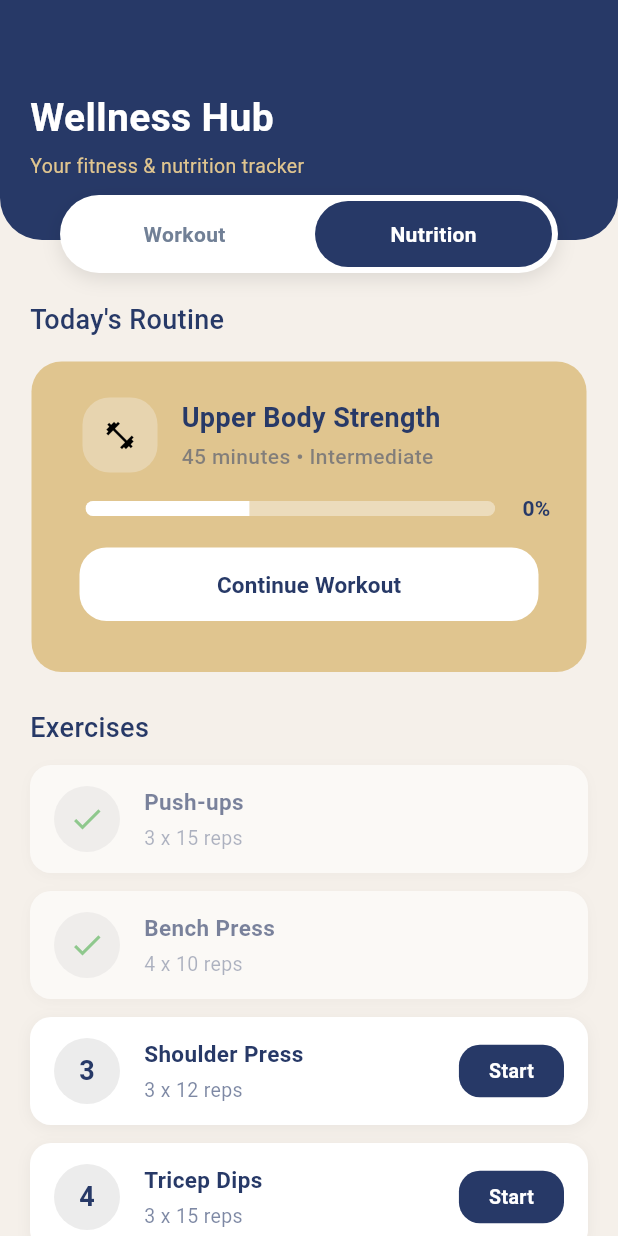
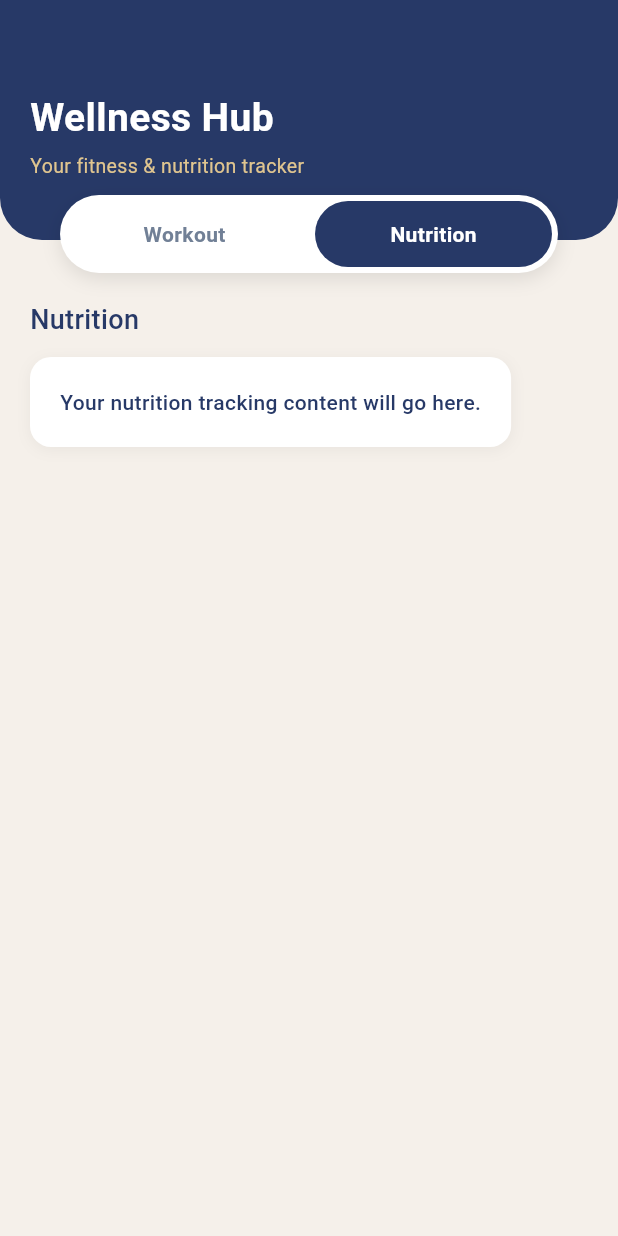
Before and after one commit to Kaido147/Nutrisense-Application, a Flutter app: the WorkoutPage screen opened directly, after a tap on "Nutrition", on a phone screen of 412 x 824 dp. Run offline on Flutter 3.47's test engine with Material 3 defaults, Android fonts, the phone set to English and light mode, and no system bars; our stand-ins replace lucide_icons.

Commit message:
design: added timer & completion | added nutrition page

```diff
--- /dev/null
+++ b/lib/pages/nutrition_tab.dart
@@ -0,0 +1,55 @@
+import 'package:flutter/material.dart';
+
+class NutritionTab extends StatefulWidget {
+  const NutritionTab({super.key});
+
+  @override
+  State<NutritionTab> createState() => _NutritionTabState();
+}
+
+class _NutritionTabState extends State<NutritionTab> {
+  static const Color _navyBlue = Color(0xFF273967);
+
+  @override
+  Widget build(BuildContext context) {
+    return Padding(
+      padding: const EdgeInsets.symmetric(horizontal: 20),
+      child: Column(
+        crossAxisAlignment: CrossAxisAlignment.start,
+        children: [
+          Text(
+            'Nutrition',
+            style: TextStyle(
+              color: _navyBlue,
+              fontSize: 18,
+              fontWeight: FontWeight.w500,
+            ),
+          ),
+          const SizedBox(height: 12),
+          Container(
+            padding: const EdgeInsets.all(20),
+            decoration: BoxDecoration(
+              color: Colors.white,
+              borderRadius: BorderRadius.circular(14),
+              boxShadow: [
+                BoxShadow(
+                  color: Colors.black.withValues(alpha: 0.05),
+                  blurRadius: 8,
+                  offset: const Offset(0, 2),
+                ),
+              ],
+            ),
+            child: const Text(
+              'Your nutrition tracking content will go here.',
+              style: TextStyle(
+                color: _navyBlue,
+                fontSize: 14,
+                fontWeight: FontWeight.w500,
+              ),
+            ),
+          ),
+        ],
+      ),
+    );
+  }
+}
--- a/lib/pages/workout.dart
+++ b/lib/pages/workout.dart
@@ -1,5 +1,6 @@
 import 'package:flutter/material.dart';
-import 'modals/exercise_modal.dart';
+import 'modals/workout/exercise_modal.dart';
+import 'nutrition_tab.dart';
 
 class WorkoutPage extends StatefulWidget {
   const WorkoutPage({super.key});
@@ -46,16 +47,25 @@ class _WorkoutPageState extends State<WorkoutPage> {
           children: [
             _buildHeaderStack(context),
             const SizedBox(height: 40),
-            workoutCard(),
-            const SizedBox(height: 24),
-            exerciseCard(),
-            const SizedBox(height: 12),
-            weeklyPlan(),
+            // Conditionally show Workout or Nutrition content
+            if (_selectedTab == 0) ..._buildWorkoutContent(),
+            if (_selectedTab == 1) const NutritionTab(),
             const SizedBox(height: 20), // bottom breathing room
           ],
         ),
       ),
     );
+  }
+
+  /// Workout tab content
+  List<Widget> _buildWorkoutContent() {
+    return [
+      workoutCard(),
+      const SizedBox(height: 24),
+      exerciseCard(),
+      const SizedBox(height: 12),
+      weeklyPlan(),
+    ];
   }
 
   Padding exerciseCard() {
```
Also changed, not shown: lib/pages/modals/workout/exercise_complete_dialog.dart (added, +195 -0 lines), lib/pages/modals/workout/exercise_modal.dart (renamed from lib/pages/modals/exercise_modal.dart, +45 -11 lines), lib/pages/modals/workout/rest_timer_dialog.dart (added, +201 -0 lines).
